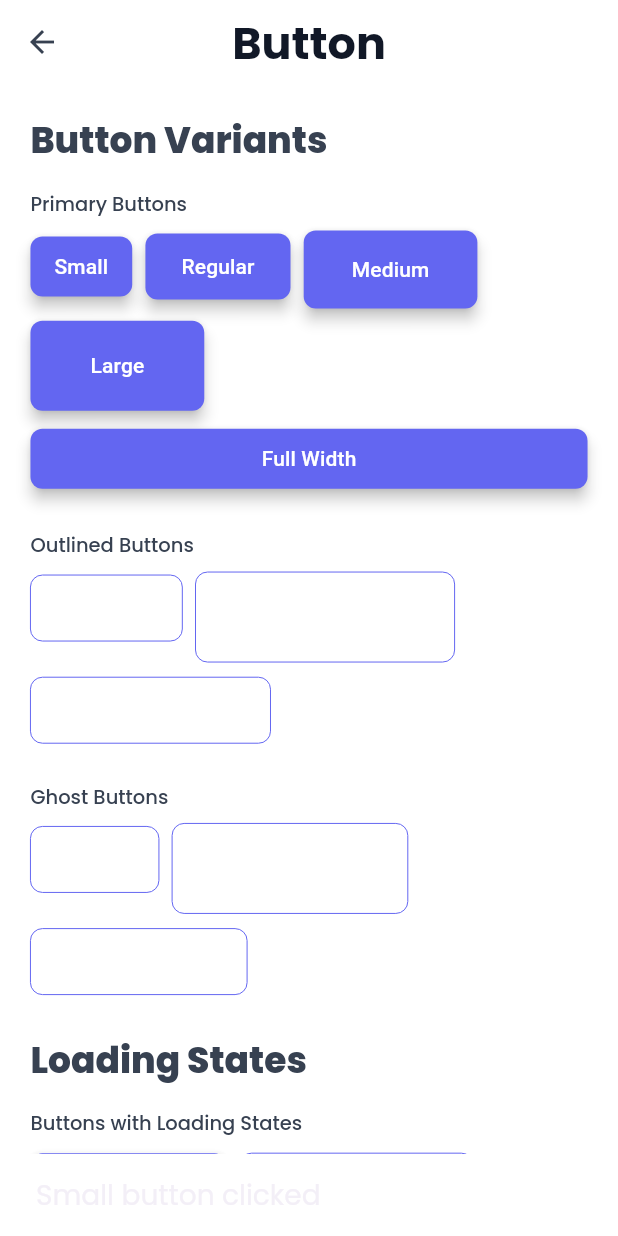
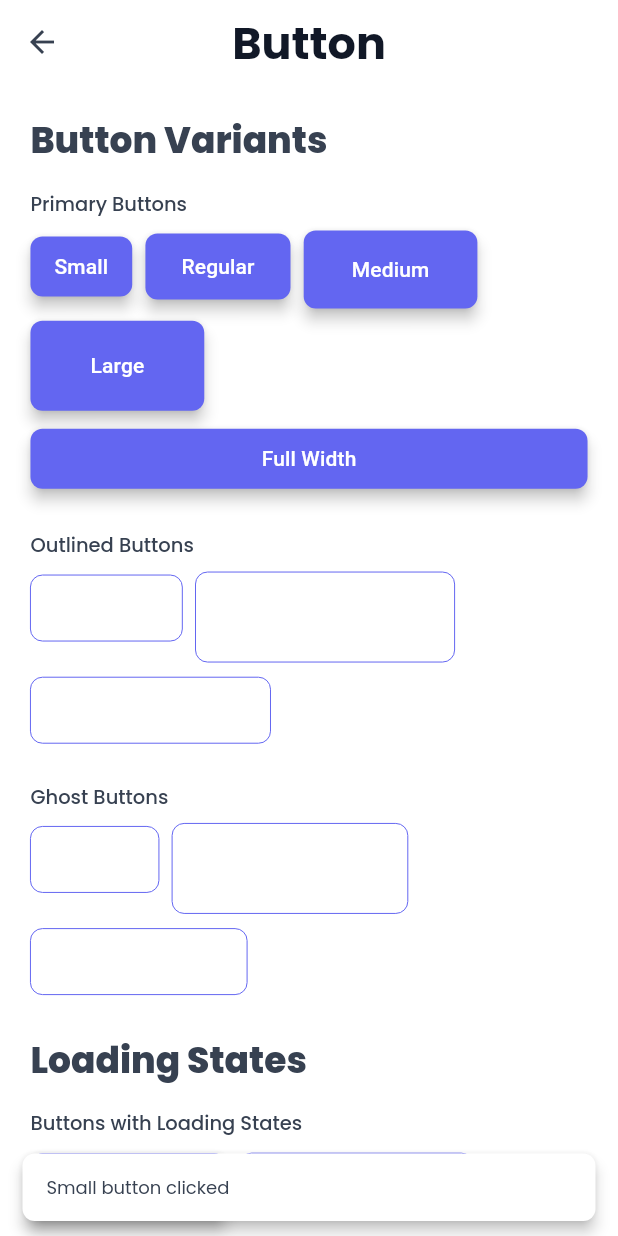
Before and after one commit to ajianaz/micropack_ui_kit, a Flutter app: the ButtonPage screen opened directly, after a tap on "Small", on a phone screen of 412 x 824 dp. Run offline on Flutter 3.47's test engine with Material 3 defaults, Android fonts, the light colour scheme and no system bars; our stand-ins replace flutter_animate, flutter_screenutil, flutter_spinkit, font_awesome_flutter, gap, google_fonts and 3 more; accounts and stored records are empty.

Commit message:
feat(snackbar): add configurable font size to MPSnackbar methods
Add fontSize parameter to all MPSnackbar static methods (show, success, error, warning, info) to allow customization of text size. Update default text color logic in the show method for better theme consistency. Modify button page example to demonstrate usage with smaller font size for improved readability.

```diff
--- a/example/lib/pages/button_page.dart
+++ b/example/lib/pages/button_page.dart
@@ -335,12 +335,11 @@ class _ButtonPageState extends State<ButtonPage> {
   }
 
   void _showSnackBar(BuildContext context, String message) {
-    ScaffoldMessenger.of(context).showSnackBar(
-      SnackBar(
-        content: MPText(message),
-        backgroundColor: context.mp.adaptiveBackgroundColor,
-        duration: const Duration(seconds: 2),
-      ),
+    MPSnackbar.show(
+      context,
+      message: message,
+      fontSize: 12.0, // Smaller font size for better readability
+      duration: const Duration(seconds: 2),
     );
   }
 }
--- a/lib/src/components/snackbar/mp_snackbar.dart
+++ b/lib/src/components/snackbar/mp_snackbar.dart
@@ -19,6 +19,7 @@ class MPSnackbar {
     required String message,
     Color? backgroundColor,
     Color? textColor,
+    double? fontSize,
     Duration? duration,
     SnackBarAction? action,
   }) {
@@ -29,7 +30,11 @@ class MPSnackbar {
         content: Text(
           message,
           style: TextStyle(
-            color: textColor ?? themeColors.textColor,
+            color: textColor ??
+                (themeColors.isDarkMode
+                    ? themeColors.neutral10
+                    : themeColors.neutral90),
+            fontSize: fontSize ?? 14.0,
           ),
         ),
         backgroundColor: backgroundColor ?? themeColors.adaptiveBackgroundColor,
@@ -48,6 +53,7 @@ class MPSnackbar {
   static void success(
     BuildContext context, {
     required String message,
+    double? fontSize,
     Duration? duration,
   }) {
     final themeColors = context.mp;
@@ -67,6 +73,7 @@ class MPSnackbar {
                 message,
                 style: TextStyle(
                   color: themeColors.neutral100,
+                  fontSize: fontSize ?? 14.0,
                 ),
               ),
             ),
@@ -87,6 +94,7 @@ class MPSnackbar {
   static void error(
     BuildContext context, {
     required String message,
+    double? fontSize,
     Duration? duration,
   }) {
     final themeColors = context.mp;
@@ -106,6 +114,7 @@ class MPSnackbar {
                 message,
                 style: TextStyle(
                   color: themeColors.neutral100,
+                  fontSize: fontSize ?? 14.0,
                 ),
               ),
             ),
@@ -126,6 +135,7 @@ class MPSnackbar {
   static void warning(
     BuildContext context, {
     required String message,
+    double? fontSize,
     Duration? duration,
   }) {
     final themeColors = context.mp;
@@ -145,6 +155,7 @@ class MPSnackbar {
                 message,
                 style: TextStyle(
                   color: themeColors.neutral100,
+                  fontSize: fontSize ?? 14.0,
                 ),
               ),
             ),
@@ -165,6 +176,7 @@ class MPSnackbar {
   static void info(
     BuildContext context, {
     required String message,
+    double? fontSize,
     Duration? duration,
   }) {
     final themeColors = context.mp;
@@ -184,6 +196,7 @@ class MPSnackbar {
                 message,
                 style: TextStyle(
                   color: themeColors.neutral100,
+                  fontSize: fontSize ?? 14.0,
                 ),
               ),
             ),
```
